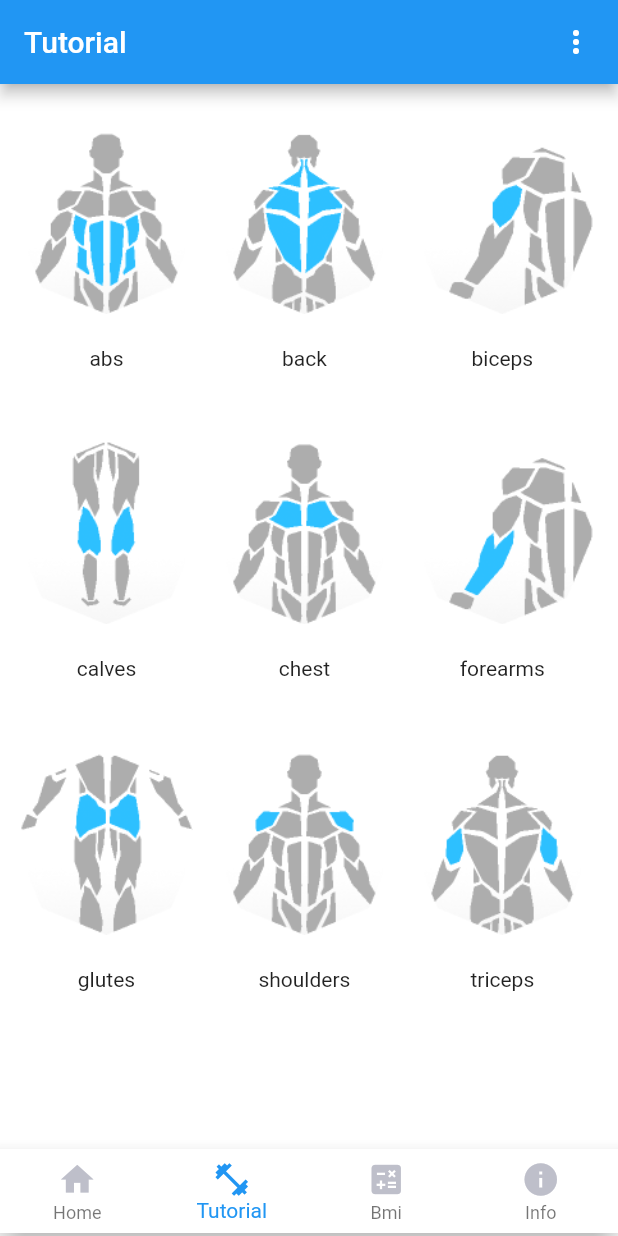
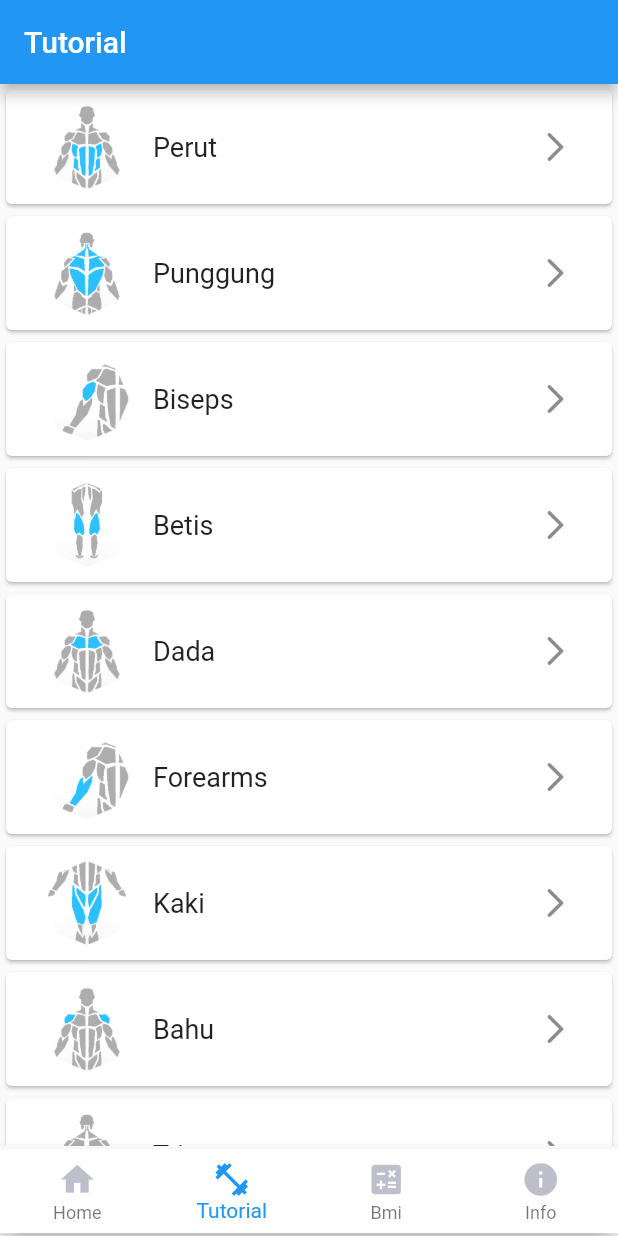
Before and after one commit to diajarkoding/prfit_v2, a Flutter app: the screen it shows after launch, item 2 of the bottom bar chosen, on a phone screen of 412 x 824 dp. Run offline on Flutter 3.47's test engine with Material 2 defaults, Android fonts, the phone set to English and light mode, and no system bars.

Commit message:
Mengganti tampilan tutorial page, tambah model, tambah exercises page

```diff
--- /dev/null
+++ b/lib/models/exercises.dart
@@ -0,0 +1,18 @@
+class Exercises {
+  String nama;
+  String gambar;
+
+  Exercises({required this.nama, required this.gambar});
+}
+
+List<Exercises> exercisesList = [
+  Exercises(nama: "Perut", gambar: "assets/exercises/abs.png"),
+  Exercises(nama: "Punggung", gambar: "assets/exercises/back.png"),
+  Exercises(nama: "Biseps", gambar: "assets/exercises/biceps.png"),
+  Exercises(nama: "Betis", gambar: "assets/exercises/calves.png"),
+  Exercises(nama: "Dada", gambar: "assets/exercises/chest.png"),
+  Exercises(nama: "Forearms", gambar: "assets/exercises/forearms.png"),
+  Exercises(nama: "Kaki", gambar: "assets/exercises/upperlegs.png"),
+  Exercises(nama: "Bahu", gambar: "assets/exercises/shoulders.png"),
+  Exercises(nama: "Triseps", gambar: "assets/exercises/triceps.png"),
+];
--- a/lib/ui/pages/main_page.dart
+++ b/lib/ui/pages/main_page.dart
@@ -71,7 +71,7 @@ class _MainPageState extends State<MainPage> {
         return const HomePage();
 
       case 1:
-        return const MapPage();
+        return const TutorialPage();
 
       case 2:
         return const BmiCalculator();
--- a/lib/ui/pages/tutorial_page.dart
+++ b/lib/ui/pages/tutorial_page.dart
@@ -1,48 +1,151 @@
 import 'package:flutter/material.dart';
+import 'package:prfit_v2/models/exercises.dart';
 import 'package:prfit_v2/shared/theme.dart';
+import 'package:prfit_v2/ui/pages/exercises/abs_list.dart';
+import 'package:prfit_v2/ui/pages/exercises/back_list.dart';
+import 'package:prfit_v2/ui/pages/exercises/biceps_list.dart';
+// import 'package:prfit_v2/ui/pages/exercises/calf_list.dart';
+// import 'package:prfit_v2/ui/pages/exercises/chest_list.dart';
+import 'package:prfit_v2/ui/pages/exercises/forearms_list.dart';
+// import 'package:prfit_v2/ui/pages/exercises/legs_list.dart';
+import 'package:prfit_v2/ui/pages/exercises/shoulders_list.dart';
+// import 'package:prfit_v2/ui/pages/exercises/triceps_list.dart';
 import 'package:prfit_v2/ui/widgets/tutorial_card.dart';
 
-class MapPage extends StatelessWidget {
-  const MapPage({Key? key}) : super(key: key);
+class TutorialPage extends StatelessWidget {
+  const TutorialPage({Key? key}) : super(key: key);
 
   @override
   Widget build(BuildContext context) {
-    Widget tutorial() {
-      return Wrap(
-        spacing: 10,
-        runSpacing: 10,
-        children: const [
-          TutorialCard(imageUrl: 'assets/exercises/abs.png', title: 'abs'),
-          TutorialCard(imageUrl: 'assets/exercises/back.png', title: 'back'),
-          TutorialCard(
-              imageUrl: 'assets/exercises/biceps.png', title: 'biceps'),
-          TutorialCard(
-              imageUrl: 'assets/exercises/calves.png', title: 'calves'),
-          TutorialCard(imageUrl: 'assets/exercises/chest.png', title: 'chest'),
-          TutorialCard(
-              imageUrl: 'assets/exercises/forearms.png', title: 'forearms'),
-          TutorialCard(
-              imageUrl: 'assets/exercises/glutes.png', title: 'glutes'),
-          TutorialCard(
-              imageUrl: 'assets/exercises/shoulders.png', title: 'shoulders'),
-          TutorialCard(
-              imageUrl: 'assets/exercises/triceps.png', title: 'triceps'),
-        ],
-      );
-    }
+    return Scaffold(
+      appBar: AppBar(
+          // automaticallyImplyLeading: false,
+          title: const Text("Tutorial")),
+      body: ListView.builder(
+        itemCount: exercisesList.length,
+        itemBuilder: (context, index) {
+          Exercises exercises = exercisesList[index];
+          return Card(
+            child: Container(
+              padding: const EdgeInsets.all(10),
+              child: ListTile(
+                title: Text(exercises.nama,
+                    style: const TextStyle(
+                        fontSize: 18, fontWeight: FontWeight.w400)),
+                leading: Image.asset(
+                  exercises.gambar,
+                ),
+                trailing: const Icon(Icons.arrow_forward_ios_rounded),
+                onTap: () {
+                  // switch (exercisesList.length) {
+                  //   case 0:
+                  //     Navigator.push(
+                  //         context,
+                  //         MaterialPageRoute(
+                  //             builder: (context) => const AbsList()));
+                  //     break;
+                  //   case 1:
+                  //     Navigator.push(
+                  //         context,
+                  //         MaterialPageRoute(
+                  //             builder: (context) => const AbsList()));
+                  //     break;
+                  //   case 2:
+                  //     Navigator.push(
+                  //         context,
+                  //         MaterialPageRoute(
+                  //             builder: (context) => const AbsList()));
+                  //     break;
+                  //   case 3:
+                  //     Navigator.push(
+                  //         context,
+                  //         MaterialPageRoute(
+                  //             builder: (context) => const AbsList()));
+                  //     break;
+                  //   case 4:
+                  //     Navigator.push(
+                  //         context,
+                  //         MaterialPageRoute(
+                  //             builder: (context) => const AbsList()));
+                  //     break;
+                  //   case 5:
+                  //     Navigator.push(
+                  //         context,
+                  //         MaterialPageRoute(
+                  //             builder: (context) => const AbsList()));
+                  //     break;
+                  //   case 6:
+                  //     Navigator.push(
+                  //         context,
+                  //         MaterialPageRoute(
+                  //             builder: (context) => const AbsList()));
+                  //     break;
+                  //   case 7:
+                  //     Navigator.push(
+                  //         context,
+                  //         MaterialPageRoute(
+                  //             builder: (context) => const AbsList()));
+                  //     break;
+                  //   case 8:
+                  //     Navigator.push(
+                  //         context,
+                  //         MaterialPageRoute(
+                  //             builder: (context) => const AbsList()));
+                  //     break;
+                  // }
 
-    return Scaffold(
-        backgroundColor: whiteColor,
-        appBar: AppBar(
-          automaticallyImplyLeading: false,
-          title: Row(
-            mainAxisAlignment: MainAxisAlignment.spaceBetween,
-            children: const [Text("Tutorial"), Icon(Icons.more_vert)],
-          ),
-        ),
-        body: Padding(
-          padding: const EdgeInsets.all(10),
-          child: tutorial(),
-        ));
+                  if (exercises == exercisesList[0]) {
+                    Navigator.push(
+                        context,
+                        MaterialPageRoute(
+                            builder: (context) => const AbsList()));
+                  } else if (exercises == exercisesList[1]) {
+                    Navigator.push(
+                        context,
+                        MaterialPageRoute(
+                            builder: (context) => const BackList()));
+                  } else if (exercises == exercisesList[2]) {
+                    Navigator.push(
+                        context,
+                        MaterialPageRoute(
+                            builder: (context) => const Bicepslist()));
+                  } else if (exercises == exercisesList[3]) {
+                    Navigator.push(
+                        context,
+                        MaterialPageRoute(
+                            builder: (context) => const AbsList()));
+                  } else if (exercises == exercisesList[4]) {
+                    Navigator.push(
+                        context,
+                        MaterialPageRoute(
+                            builder: (context) => const AbsList()));
+                  } else if (exercises == exercisesList[5]) {
+                    Navigator.push(
+                        context,
+                        MaterialPageRoute(
+                            builder: (context) => const ForearmsList()));
+                  } else if (exercises == exercisesList[6]) {
+                    Navigator.push(
+                        context,
+                        MaterialPageRoute(
+                            builder: (context) => const AbsList()));
+                  } else if (exercises == exercisesList[7]) {
+                    Navigator.push(
+                        context,
+                        MaterialPageRoute(
+                            builder: (context) => const ShouldersList()));
+                  } else if (exercises == exercisesList[8]) {
+                    Navigator.push(
+                        context,
+                        MaterialPageRoute(
+                            builder: (context) => const AbsList()));
+                  }
+                },
+              ),
+            ),
+          );
+        },
+      ),
+    );
   }
 }
```
Also changed, not shown: lib/models/abs.dart (added, +67 -0 lines), lib/ui/pages/exercises/back_list.dart (added, +14 -0 lines), lib/ui/pages/exercises/biceps_list.dart (added, +14 -0 lines), lib/ui/pages/exercises/detail_abs.dart (+7 -2 lines), lib/ui/pages/exercises/forearms_list.dart (added, +14 -0 lines), lib/ui/pages/exercises/shoulders_list.dart (added, +14 -0 lines).
